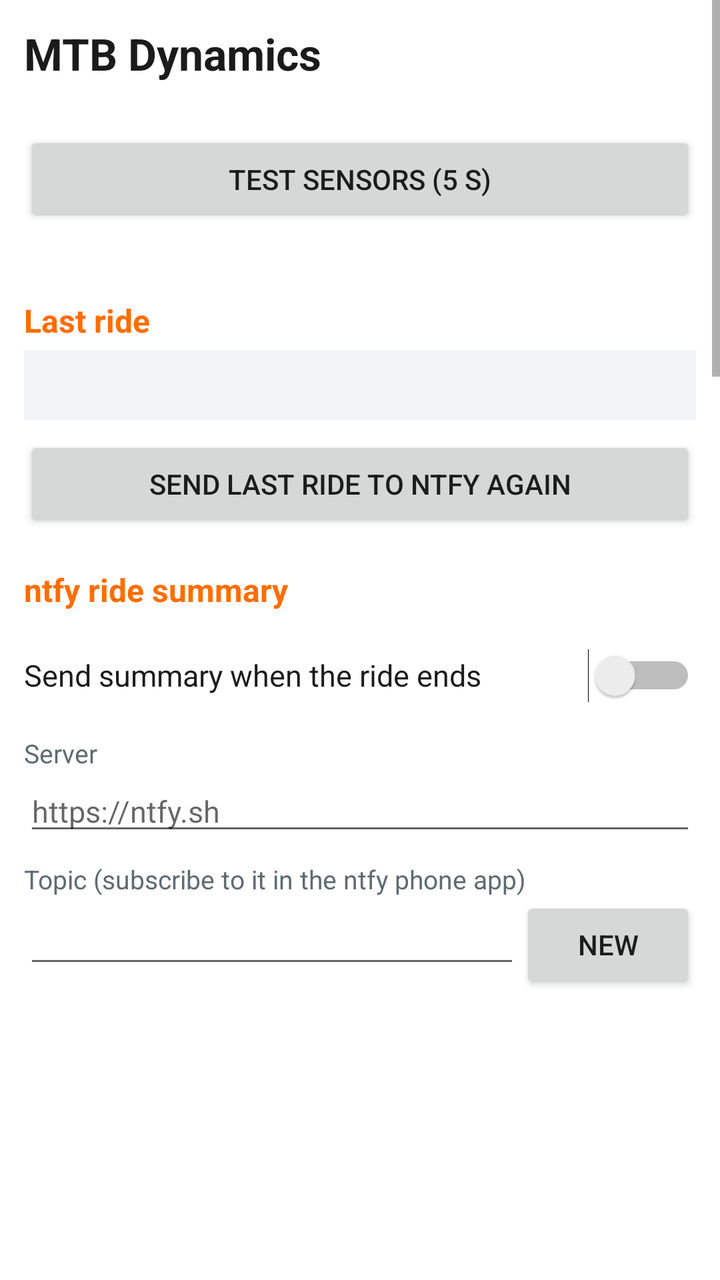
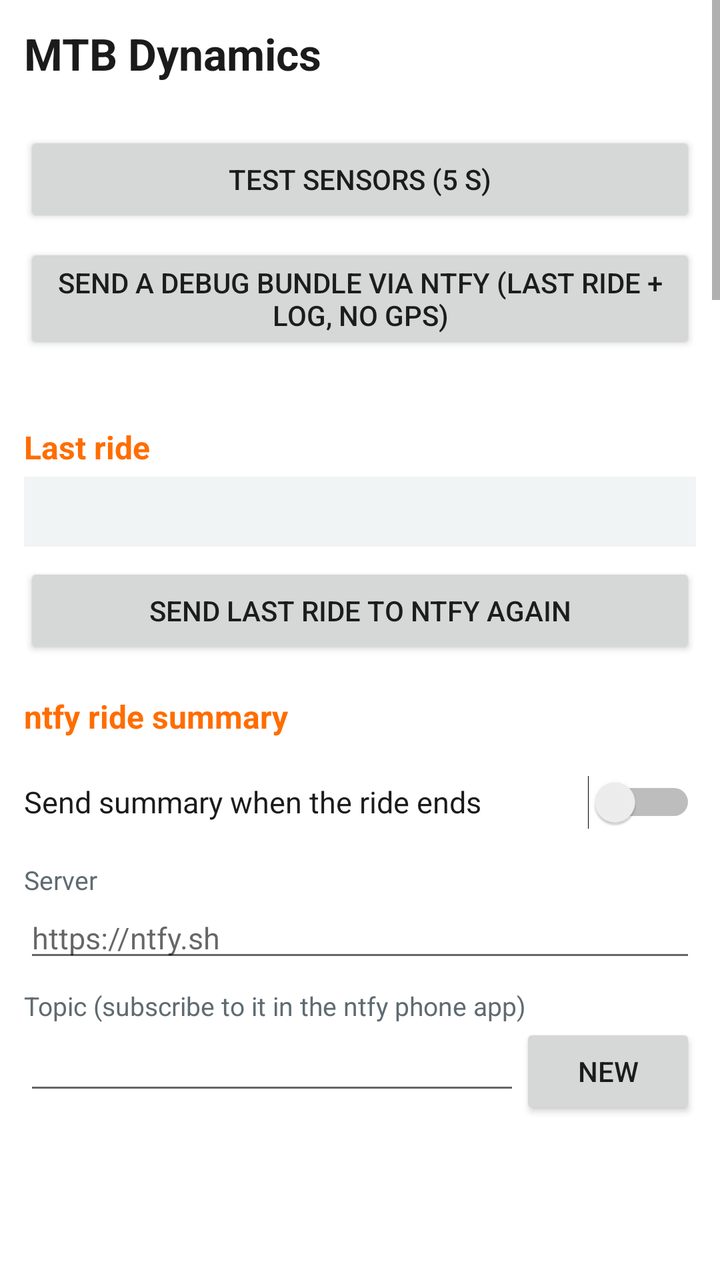

Screens rendered from an Android XML layout before and after an edit, with the pre-edit source and the edit as a unified diff.
<!-- AndroidManifest.xml: application theme AppTheme -->
<!-- res/layout/activity_main.xml -->
<?xml version="1.0" encoding="utf-8"?>
<ScrollView xmlns:android="http://schemas.android.com/apk/res/android"
    android:layout_width="match_parent"
    android:layout_height="match_parent"
    android:fillViewport="true">

    <LinearLayout
        android:layout_width="match_parent"
        android:layout_height="wrap_content"
        android:orientation="vertical"
        android:padding="12dp">

        <TextView
            android:layout_width="wrap_content"
            android:layout_height="wrap_content"
            android:text="@string/app_name"
            android:textColor="@color/text_primary"
            android:textSize="22sp"
            android:textStyle="bold" />

        <TextView
            android:id="@+id/info"
            style="@style/Hint"
            android:layout_width="match_parent"
            android:layout_height="wrap_content" />

        <Button
            android:id="@+id/sensor_test"
            style="@style/ActionButton"
            android:text="Test sensors (5 s)" />

        <TextView
            android:id="@+id/sensor_result"
            android:layout_width="match_parent"
            android:layout_height="wrap_content"
            android:textColor="@color/text_primary"
            android:textSize="13sp" />

        
        <TextView
            style="@style/Section"
            android:text="Last ride" />

        <TextView
            android:id="@+id/last_ride"
            android:layout_width="match_parent"
            android:layout_height="wrap_content"
            android:background="@color/card"
            android:padding="8dp"
            android:textColor="@color/text_primary"
            android:textSize="14sp" />

        <Button
            android:id="@+id/resend"
            style="@style/ActionButton"
            android:text="Send last ride to ntfy again" />

        
        <TextView
            style="@style/Section"
            android:text="ntfy ride summary" />

        <Switch
            android:id="@+id/ntfy_enabled"
            style="@style/Toggle"
            android:text="Send summary when the ride ends" />

        <TextView
            style="@style/Label"
            android:text="Server" />

        <EditText
            android:id="@+id/ntfy_server"
            style="@style/Input"
            android:hint="https://ntfy.sh"
            android:inputType="textUri" />

        <TextView
            style="@style/Label"
            android:text="Topic (subscribe to it in the ntfy phone app)" />

        <LinearLayout
            android:layout_width="match_parent"
            android:layout_height="wrap_content"
            android:orientation="horizontal">

            <EditText
                android:id="@+id/ntfy_topic"
                style="@style/Input"
                android:layout_width="0dp"
                android:layout_weight="1"
                android:inputType="textNoSuggestions" />

            <Button
                android:id="@+id/new_topic"
                android:layout_width="wrap_content"
                android:layout_height="wrap_content"
                android:text="New" />
        </LinearLayout>

        <ImageView
            android:id="@+id/qr"
            android:layout_width="180dp"
            android:layout_height="180dp"
            android:layout_gravity="center_horizontal"
            android:layout_marginTop="6dp"
            android:contentDescription="ntfy topic QR code" />

        <TextView
            android:id="@+id/qr_hint"
            style="@style/Hint"
            android:layout_width="match_parent"
            android:layout_height="wrap_content"
            android:gravity="center_horizontal" />

        <TextView
            style="@style/Label"
            android:text="Access token or user:password (optional)" />

        <EditText
            android:id="@+id/ntfy_token"
            style="@style/Input"
            android:inputType="textPassword" />

        <TextView
            style="@style/Label"
            android:text="Open this link when the notification is tapped" />

        <EditText
            android:id="@+id/ntfy_click"
            style="@style/Input"
            android:inputType="textUri" />

        <TextView
            style="@style/Label"
            android:text="Priority (1 = min … 5 = urgent)" />

        <Spinner
            android:id="@+id/ntfy_priority"
            android:layout_width="match_parent"
            android:layout_height="wrap_content" />

        <TextView
            style="@style/Label"
            android:text="Only send rides with at least this many moving minutes" />

        <EditText
            android:id="@+id/min_minutes"
            style="@style/Input"
            android:inputType="number" />

        <Switch
            android:id="@+id/ntfy_attach"
            style="@style/Toggle"
            android:text="Attach the full JSON report" />

        <Switch
            android:id="@+id/ntfy_map_links"
            style="@style/Toggle"
            android:text="Map links for the braking spots (sends positions to the topic)" />

        <Button
            android:id="@+id/test"
            style="@style/ActionButton"
            android:text="Send test notification" />

        <TextView
            android:id="@+id/test_result"
            style="@style/Hint"
            android:layout_width="match_parent"
            android:layout_height="wrap_content" />

        
        <TextView
            style="@style/Section"
            android:text="Detection" />

        <TextView
            style="@style/Label"
            android:text="Jump sensitivity" />

        <Spinner
            android:id="@+id/sensitivity"
            android:layout_width="match_parent"
            android:layout_height="wrap_content" />

        <Switch
            android:id="@+id/jump_alerts"
            style="@style/Toggle"
            android:text="Show an alert after each jump" />

        <Switch
            android:id="@+id/jump_beep"
            style="@style/Toggle"
            android:text="Beep after each jump" />

        <Switch
            android:id="@+id/alert_descent"
            style="@style/Toggle"
            android:text="Show an alert at the bottom of each descent" />

        <Switch
            android:id="@+id/map_layer"
            style="@style/Toggle"
            android:text="Show jumps, marked moments and rough ground on the Karoo map" />

        <Switch
            android:id="@+id/mtb_only"
            style="@style/Toggle"
            android:text="Only in MTB / eMTB ride profiles" />

        <TextView
            style="@style/Label"
            android:text="Trail segment split: elevation change in metres" />

        <EditText
            android:id="@+id/segment_elev"
            style="@style/Input"
            android:inputType="number" />

        
        <TextView
            style="@style/Section"
            android:text="Bike systems (Flight Attendant, AXS)" />

        <Switch
            android:id="@+id/alert_suspension"
            style="@style/Toggle"
            android:text="Alert when the suspension stays locked on rough ground" />

        <Switch
            android:id="@+id/alert_shift"
            style="@style/Toggle"
            android:text="Hint to shift when grinding a steep climb with easier gears left" />

        <Switch
            android:id="@+id/alert_battery"
            style="@style/Toggle"
            android:text="Alert when an AXS or Flight Attendant battery is low" />

        
        <TextView
            style="@style/Section"
            android:text="Data field panels" />

        <TextView
            style="@style/Label"
            android:text="Pick what the graphical MTB Dynamics, Bike Systems and Descent fields show. Small fields show the first four cells." />

        <LinearLayout
            android:id="@+id/panel_items"
            android:layout_width="match_parent"
            android:layout_height="wrap_content"
            android:orientation="vertical" />

        <TextView
            style="@style/Section"
            android:text="Trails" />

        <TextView
            android:id="@+id/trail_summary"
            style="@style/Label" />

        <LinearLayout
            android:id="@+id/trail_items"
            android:layout_width="match_parent"
            android:layout_height="wrap_content"
            android:orientation="vertical" />

        <TextView
            style="@style/Section"
            android:text="Service tracker" />

        <TextView
            android:id="@+id/service_summary"
            style="@style/Hint"
            android:layout_width="match_parent"
            android:layout_height="wrap_content" />

        <LinearLayout
            android:id="@+id/service_items"
            android:layout_width="match_parent"
            android:layout_height="wrap_content"
            android:orientation="vertical" />

        
        <TextView
            style="@style/Section"
            android:text="FIT file" />

        <Switch
            android:id="@+id/fit_native"
            style="@style/Toggle"
            android:text="Also write Garmin's native Grit / Flow / jump count fields" />

        <Switch
            android:id="@+id/debug_raw_imu"
            style="@style/Toggle"
            android:text="Debug: save raw sensor data with each ride (~3 MB/hour)" />

        <TextView
            android:id="@+id/storage"
            style="@style/Hint"
            android:layout_width="match_parent"
            android:layout_height="wrap_content" />

        <Button
            android:id="@+id/save"
            style="@style/ActionButton"
            android:layout_marginBottom="24dp"
            android:text="Save" />
    </LinearLayout>
</ScrollView>
<!-- resources referenced by this layout -->
<resources>
  <color name="card">#F1F4F5</color>
  <color name="text_primary">#1B1B1B</color>
  <string name="app_name">MTB Dynamics</string>
  <style name="ActionButton">
          <item name="android:layout_width">match_parent</item>
          <item name="android:layout_height">wrap_content</item>
          <item name="android:layout_marginTop">8dp</item>
      </style>
  <style name="Hint">
          <item name="android:textColor">@color/text_secondary</item>
          <item name="android:textSize">12sp</item>
      </style>
  <style name="Input">
          <item name="android:layout_width">match_parent</item>
          <item name="android:layout_height">wrap_content</item>
          <item name="android:singleLine">true</item>
          <item name="android:textSize">15sp</item>
      </style>
  <style name="Label">
          <item name="android:layout_width">match_parent</item>
          <item name="android:layout_height">wrap_content</item>
          <item name="android:layout_marginTop">8dp</item>
          <item name="android:textColor">@color/text_secondary</item>
          <item name="android:textSize">13sp</item>
      </style>
  <style name="Section">
          <item name="android:layout_width">match_parent</item>
          <item name="android:layout_height">wrap_content</item>
          <item name="android:layout_marginTop">18dp</item>
          <item name="android:layout_marginBottom">4dp</item>
          <item name="android:textColor">@color/accent</item>
          <item name="android:textSize">16sp</item>
          <item name="android:textStyle">bold</item>
      </style>
  <style name="Toggle">
          <item name="android:layout_width">match_parent</item>
          <item name="android:layout_height">wrap_content</item>
          <item name="android:layout_marginTop">6dp</item>
          <item name="android:minHeight">44dp</item>
          <item name="android:textColor">@color/text_primary</item>
          <item name="android:textSize">15sp</item>
      </style>
  <style name="AppTheme" parent="android:Theme.Material.Light.NoActionBar">
          <item name="android:colorAccent">@color/accent</item>
          <item name="android:colorPrimary">@color/accent</item>
          <item name="android:statusBarColor">#000000</item>
          <item name="android:windowBackground">@android:color/white</item>
      </style>
  <color name="text_secondary">#5F6B70</color>
  <color name="accent">#FF6D00</color>
</resources>

<!-- the commit's change to res/layout/activity_main.xml (unified diff, before → after) -->
@@ -28,6 +28,11 @@
             android:id="@+id/sensor_test"
             style="@style/ActionButton"
             android:text="Test sensors (5 s)" />
+
+        <Button
+            android:id="@+id/debug_bundle"
+            style="@style/ActionButton"
+            android:text="Send a debug bundle via ntfy (last ride + log, no GPS)" />
 
         <TextView
             android:id="@+id/sensor_result"
@@ -173,6 +178,55 @@
         
         <TextView
             style="@style/Section"
+            android:text="intervals.icu (optional)" />
+
+        <TextView
+            style="@style/Label"
+            android:text="The Karoo uploads your rides to intervals.icu. With an API key, MTB Dynamics also writes its summary into the activity's description once it shows up there (Settings → Developer Settings on intervals.icu)." />
+
+        <Switch
+            android:id="@+id/icu_enabled"
+            style="@style/Toggle"
+            android:text="Write the MTB summary into the intervals.icu activity" />
+
+        <TextView
+            style="@style/Label"
+            android:text="API key" />
+
+        <EditText
+            android:id="@+id/icu_key"
+            style="@style/Input"
+            android:inputType="textPassword" />
+
+        <TextView
+            style="@style/Label"
+            android:text="Athlete id (0 = the owner of the key)" />
+
+        <EditText
+            android:id="@+id/icu_athlete"
+            style="@style/Input" />
+
+        <Switch
+            android:id="@+id/icu_fields"
+            style="@style/Toggle"
+            android:text="Also set the custom fields MtbGrit, MtbFlow, MtbJumps, MtbScore… (create them first)" />
+
+        <Button
+            android:id="@+id/icu_test"
+            style="@style/ActionButton"
+            android:text="Test the API key" />
+
+        <Button
+            android:id="@+id/icu_send"
+            style="@style/ActionButton"
+            android:text="Send the last ride to intervals.icu now" />
+
+        <TextView
+            android:id="@+id/icu_result"
+            style="@style/Label" />
+
+        <TextView
+            style="@style/Section"
             android:text="Detection" />
 
         <TextView
